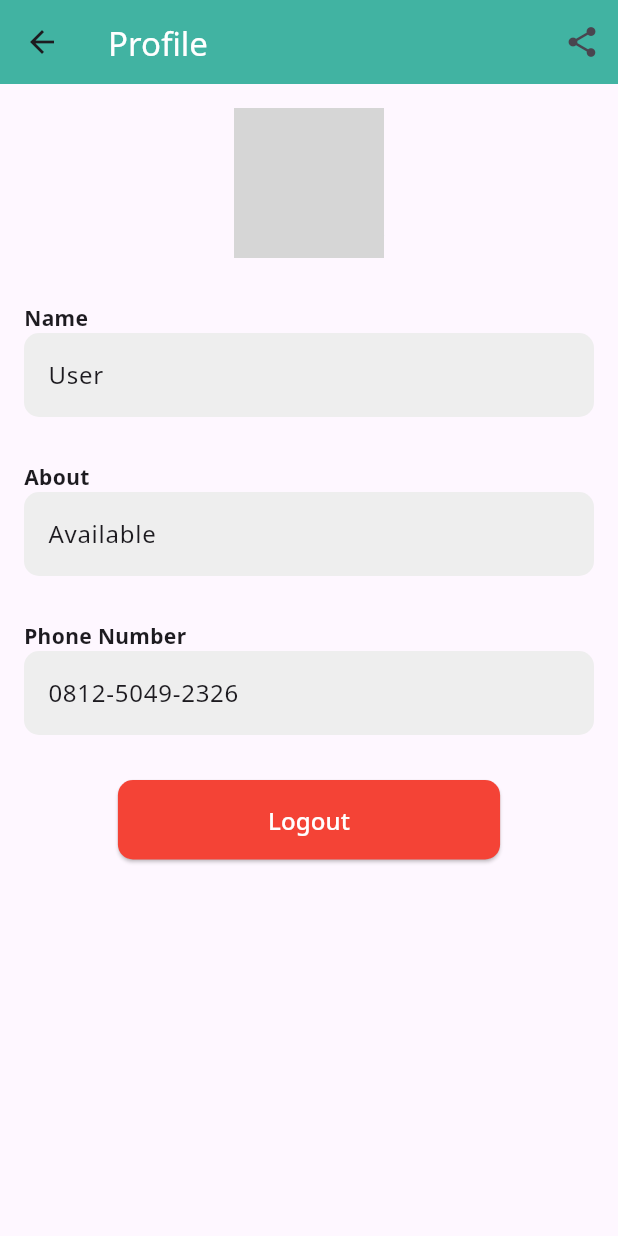
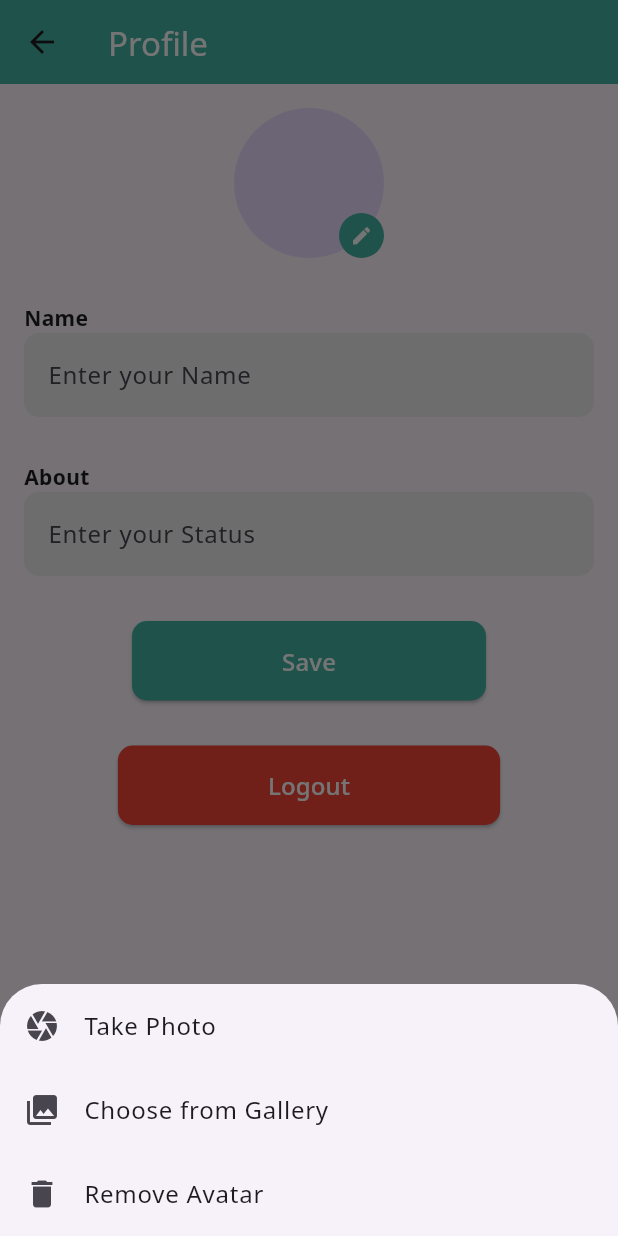
Before and after one commit to TopGood1/RealmChatFix, a Flutter app: the EditProfilePage screen opened directly, after a tap on the "edit" icon, on a phone screen of 412 x 824 dp. Run offline on Flutter 3.47's test engine with Material 3 defaults, Android fonts, the phone set to English and light mode, and no system bars; our stand-ins replace cloud_firestore, firebase_auth, firebase_core, font_awesome_flutter, google_fonts, image_picker and 1 more; accounts and stored records are empty; grey boxes are pictures that could not be loaded.

Commit message:
Profile sudah bisa di ubah oleh user

```diff
--- a/lib/screen/profile.dart
+++ b/lib/screen/profile.dart
@@ -1,19 +1,121 @@
 import 'package:flutter/material.dart';
+import 'package:cloud_firestore/cloud_firestore.dart';
 import 'package:shared_preferences/shared_preferences.dart';
+import 'package:image_picker/image_picker.dart';
+import 'dart:io';
 import '../main.dart';
 
-class EditProfilePage extends StatelessWidget {
+class EditProfilePage extends StatefulWidget {
   const EditProfilePage({super.key});
 
-  //Fungsi untuk logout dari aplikasi realmchat
+  @override
+  State<EditProfilePage> createState() => _EditProfileState();
+}
+
+class _EditProfileState extends State<EditProfilePage> {
+  final _firestore = FirebaseFirestore.instance;
+  final TextEditingController _nameController = TextEditingController();
+  final TextEditingController _statusController = TextEditingController();
+  File? _avatar; // Untuk menyimpan file avatar sementara
+  String userId = "user_id_placeholder";
+
+  @override
+  void initState() {
+    super.initState();
+    _loadUserData();
+  }
+
+  Future<void> _loadUserData() async {
+    try {
+      DocumentSnapshot userDoc =
+          await _firestore.collection('users').doc(userId).get();
+      if (userDoc.exists) {
+        Map<String, dynamic> userData = userDoc.data() as Map<String, dynamic>;
+        _nameController.text = userData['name'] ?? '';
+        _statusController.text = userData['status'] ?? '';
+      }
+    } catch (e) {
+      debugPrint("Error loading user data : $e");
+    }
+  }
+
+  Future<void> _saveUserData() async {
+    try {
+      await _firestore.collection('users').doc(userId).set({
+        'name': _nameController.text,
+        'status': _statusController.text,
+      }, SetOptions(merge: true));
+      ScaffoldMessenger.of(context).showSnackBar(
+        const SnackBar(content: Text('Profile Updated Successfully!')),
+      );
+    } catch (e) {
+      debugPrint("Error saving user data: $e");
+      ScaffoldMessenger.of(context).showSnackBar(
+          const SnackBar(content: Text('Failed to Update Profile.')));
+    }
+  }
+
   Future<void> _logout(BuildContext context) async {
     SharedPreferences prefs = await SharedPreferences.getInstance();
     await prefs.setBool('remember_me', false);
     await prefs.remove('saved_email');
-
     Navigator.pushNamedAndRemoveUntil(context, '/login', (route) => false);
   }
 
+  Future<void> _showAvatarOptions() async {
+    showModalBottomSheet(
+      context: context,
+      builder: (BuildContext context) {
+        return SafeArea(
+          child: Column(
+            mainAxisSize: MainAxisSize.min,
+            children: [
+              ListTile(
+                leading: const Icon(Icons.camera),
+                title: const Text('Take Photo'),
+                onTap: () async {
+                  Navigator.of(context).pop();
+                  final pickedFile = await ImagePicker().pickImage(
+                    source: ImageSource.camera,
+                  );
+                  if (pickedFile != null) {
+                    setState(() {
+                      _avatar = File(pickedFile.path);
+                    });
+                  }
+                },
+              ),
+              ListTile(
+                leading: const Icon(Icons.photo_library),
+                title: const Text('Choose from Gallery'),
+                onTap: () async {
+                  Navigator.of(context).pop();
+                  final pickedFile = await ImagePicker().pickImage(
+                    source: ImageSource.gallery,
+                  );
+                  if (pickedFile != null) {
+                    setState(() {
+                      _avatar = File(pickedFile.path);
+                    });
+                  }
+                },
+              ),
+              ListTile(
+                leading: const Icon(Icons.delete),
+                title: const Text('Remove Avatar'),
+                onTap: () {
+                  Navigator.of(context).pop();
+                  setState(() {
+                    _avatar = null;
+                  });
+                },
+              ),
+            ],
+          ),
+        );
+      },
+    );
+  }
 
   @override
   Widget build(BuildContext context) {
@@ -25,23 +127,15 @@ class EditProfilePage extends StatelessWidget {
             Navigator.of(context).pop();
           },
         ),
-        title: Text(
+        title: const Text(
           'Profile',
           style: TextStyle(
             color: Colors.white,
-            backgroundColor: customSwatch,
           ),
         ),
-        actions: [
-          IconButton(
-            icon: const Icon(Icons.share),
-            onPressed: () {},
-          ),
-        ],
         backgroundColor: customSwatch,
       ),
       body: SingleChildScrollView(
-        // Menggunakan SingleChildScrollView
         padding: const EdgeInsets.all(16.0),
         child: Column(
           crossAxisAlignment: CrossAxisAlignment.start,
@@ -49,15 +143,18 @@ class EditProfilePage extends StatelessWidget {
             Center(
               child: Stack(
                 children: [
-                  const CircleAvatar(
+                  CircleAvatar(
                     radius: 50,
-                    backgroundImage: AssetImage('assets'),
+                    backgroundImage: _avatar != null
+                        ? FileImage(_avatar!)
+                        : const AssetImage('assets/avatar_placeholder.png')
+                            as ImageProvider,
                   ),
                   Positioned(
                     bottom: 0,
                     right: 0,
                     child: GestureDetector(
-                      onTap: () {},
+                      onTap: _showAvatarOptions,
                       child: CircleAvatar(
                         radius: 15,
                         backgroundColor: customSwatch,
@@ -78,7 +175,7 @@ class EditProfilePage extends StatelessWidget {
               style: TextStyle(fontWeight: FontWeight.bold),
             ),
             TextFormField(
-              initialValue: 'User',
+              controller: _nameController,
               decoration: InputDecoration(
                 hintText: 'Enter your Name',
                 filled: true,
@@ -95,7 +192,7 @@ class EditProfilePage extends StatelessWidget {
               style: TextStyle(fontWeight: FontWeight.bold),
             ),
             TextFormField(
-              initialValue: 'Available',
+              controller: _statusController,
               decoration: InputDecoration(
                 hintText: 'Enter your Status',
                 filled: true,
@@ -107,24 +204,29 @@ class EditProfilePage extends StatelessWidget {
               ),
             ),
             const SizedBox(height: 30),
-            const Text(
-              'Phone Number',
-              style: TextStyle(fontWeight: FontWeight.bold),
+            Center(
+              child: ElevatedButton(
+                onPressed: _saveUserData,
+                style: ElevatedButton.styleFrom(
+                  backgroundColor: customSwatch,
+                  padding: const EdgeInsets.symmetric(
+                    horizontal: 100,
+                    vertical: 15,
                   ),
-            TextFormField(
-              initialValue: '0812-5049-2326',
-              decoration: InputDecoration(
-                hintText: 'Default Phone Number',
-                filled: true,
-                fillColor: Colors.grey[200],
-                border: OutlineInputBorder(
+                  shape: RoundedRectangleBorder(
                     borderRadius: BorderRadius.circular(10),
-                  borderSide: BorderSide.none,
+                  ),
+                ),
+                child: const Text(
+                  'Save',
+                  style: TextStyle(
+                    color: Colors.white,
+                    fontSize: 16,
+                  ),
                 ),
               ),
             ),
             const SizedBox(height: 30),
-            //Tombol Logout
             Center(
               child: ElevatedButton(
                 onPressed: () => _logout(context),
@@ -136,13 +238,17 @@ class EditProfilePage extends StatelessWidget {
                   ),
                   shape: RoundedRectangleBorder(
                     borderRadius: BorderRadius.circular(10),
-                      )),
-                  child: const Text('Logout',
+                  ),
+                ),
+                child: const Text(
+                  'Logout',
                   style: TextStyle(
                     color: Colors.white,
                     fontSize: 16,
-                      ))),
-            )
+                  ),
+                ),
+              ),
+            ),
           ],
         ),
       ),
--- a/pubspec.yaml
+++ b/pubspec.yaml
@@ -43,6 +43,9 @@ dependencies:
   firebase_auth: ^5.3.1
   cloud_firestore: ^5.5.0
   shared_preferences: ^2.0.12
+  image_picker: ^0.8.7+3
+  http: ^1.0.0
+  path_provider: ^2.0.15
 
 dev_dependencies:
   flutter_test:
```
Also changed, not shown: pubspec.lock, 6 other files. Lines whose indentation alone changed are shown as unchanged.
